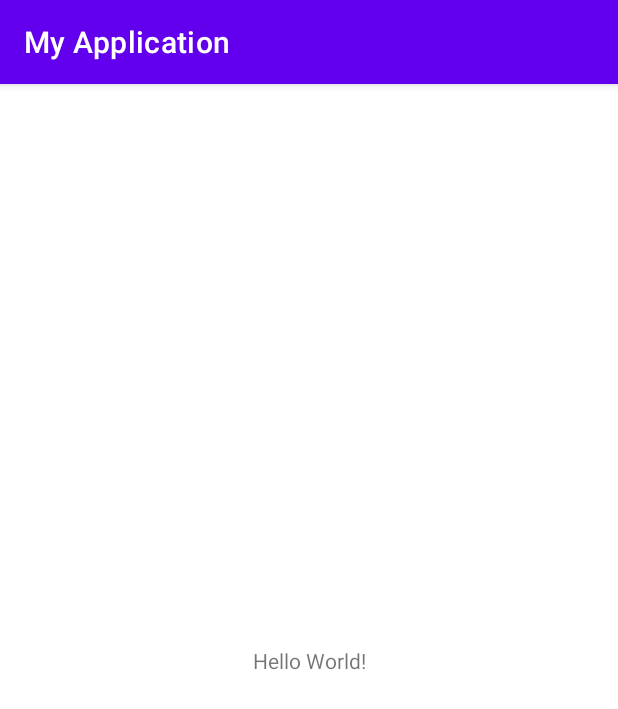
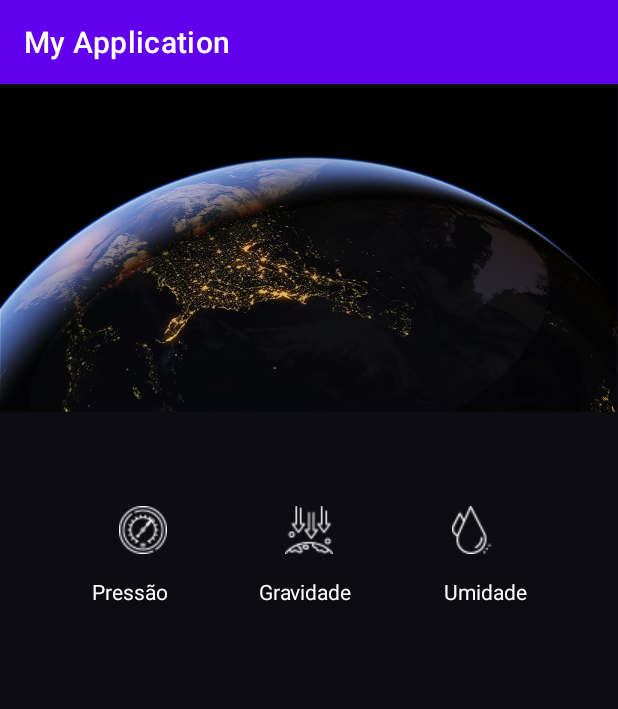
Before and after one commit to rafaellaevboff/SensoresAndroid, an Android app: the screen it shows after launch (MainActivity), on a phone screen of 412 x 824 dp. Shown: the top 709 px of the screen. Run offline under Robolectric (Android 15) with nearby library versions, the phone set to English and light mode, and no system bars; 2 statements that could not run were skipped.

Commit message:
Cria tela do app

```diff
--- a/app/src/main/res/layout/activity_main.xml
+++ b/app/src/main/res/layout/activity_main.xml
@@ -4,15 +4,117 @@
     xmlns:tools="http://schemas.android.com/tools"
     android:layout_width="match_parent"
     android:layout_height="match_parent"
+    android:background="#000000"
+    android:backgroundTint="#0D0C12"
     tools:context=".MainActivity">
 
     <TextView
+        android:id="@+id/valorPressao"
         android:layout_width="wrap_content"
         android:layout_height="wrap_content"
-        android:text="Hello World!"
-        app:layout_constraintBottom_toBottomOf="parent"
+        android:layout_marginTop="16dp"
+        android:textColor="#FFFFFF"
+        app:layout_constraintEnd_toStartOf="@+id/valorGravidade"
+        app:layout_constraintHorizontal_bias="0.5"
+        app:layout_constraintStart_toStartOf="parent"
+        app:layout_constraintTop_toBottomOf="@+id/textView" />
+
+    <TextView
+        android:id="@+id/pressao"
+        android:layout_width="wrap_content"
+        android:layout_height="wrap_content"
+        android:layout_marginTop="15dp"
+        android:text="Gravidade"
+        android:textColor="#FFFFFF"
+        app:layout_constraintEnd_toStartOf="@+id/umidade"
+        app:layout_constraintHorizontal_bias="0.5"
+        app:layout_constraintStart_toEndOf="@+id/textView"
+        app:layout_constraintTop_toBottomOf="@+id/terraSetas" />
+
+    <TextView
+        android:id="@+id/valorUmidade"
+        android:layout_width="wrap_content"
+        android:layout_height="wrap_content"
+        android:layout_marginTop="16dp"
+        android:textColor="#FFFFFF"
         app:layout_constraintEnd_toEndOf="parent"
+        app:layout_constraintHorizontal_bias="0.5"
+        app:layout_constraintStart_toEndOf="@+id/valorGravidade"
+        app:layout_constraintTop_toBottomOf="@+id/umidade" />
+
+    <TextView
+        android:id="@+id/textView"
+        android:layout_width="wrap_content"
+        android:layout_height="wrap_content"
+        android:layout_marginTop="15dp"
+        android:text="Pressão"
+        android:textColor="#FFFFFF"
+        app:layout_constraintEnd_toStartOf="@+id/pressao"
+        app:layout_constraintHorizontal_bias="0.5"
         app:layout_constraintStart_toStartOf="parent"
-        app:layout_constraintTop_toTopOf="parent" />
+        app:layout_constraintTop_toBottomOf="@+id/barometro" />
+
+    <TextView
+        android:id="@+id/umidade"
+        android:layout_width="wrap_content"
+        android:layout_height="wrap_content"
+        android:layout_marginTop="15dp"
+        android:text="Umidade"
+        android:textColor="#FFFFFF"
+        app:layout_constraintEnd_toEndOf="parent"
+        app:layout_constraintHorizontal_bias="0.5"
+        app:layout_constraintStart_toEndOf="@+id/pressao"
+        app:layout_constraintTop_toBottomOf="@+id/gotas" />
+
+    <TextView
+        android:id="@+id/valorGravidade"
+        android:layout_width="wrap_content"
+        android:layout_height="wrap_content"
+        android:layout_marginTop="16dp"
+        android:textColor="#FFFFFF"
+        app:layout_constraintEnd_toStartOf="@+id/valorUmidade"
+        app:layout_constraintHorizontal_bias="0.5"
+        app:layout_constraintStart_toEndOf="@+id/valorPressao"
+        app:layout_constraintTop_toBottomOf="@+id/pressao" />
+
+    <ImageView
+        android:id="@+id/barometro"
+        android:layout_width="wrap_content"
+        android:layout_height="wrap_content"
+        app:layout_constraintEnd_toStartOf="@+id/terraSetas"
+        app:layout_constraintHorizontal_bias="0.5"
+        app:layout_constraintStart_toStartOf="parent"
+        app:layout_constraintTop_toTopOf="@+id/terraSetas"
+        app:srcCompat="@drawable/barometro" />
+
+    <ImageView
+        android:id="@+id/terraSetas"
+        android:layout_width="wrap_content"
+        android:layout_height="wrap_content"
+        android:layout_marginTop="60dp"
+        app:layout_constraintEnd_toStartOf="@+id/gotas"
+        app:layout_constraintHorizontal_bias="0.5"
+        app:layout_constraintStart_toEndOf="@+id/barometro"
+        app:layout_constraintTop_toBottomOf="@+id/imageView6"
+        app:srcCompat="@drawable/gravidade" />
+
+    <ImageView
+        android:id="@+id/gotas"
+        android:layout_width="wrap_content"
+        android:layout_height="wrap_content"
+        app:layout_constraintEnd_toEndOf="parent"
+        app:layout_constraintHorizontal_bias="0.5"
+        app:layout_constraintStart_toEndOf="@+id/terraSetas"
+        app:layout_constraintTop_toTopOf="@+id/terraSetas"
+        app:srcCompat="@drawable/umidade" />
+
+    <ImageView
+        android:id="@+id/imageView6"
+        android:layout_width="411dp"
+        android:layout_height="221dp"
+        app:layout_constraintStart_toStartOf="parent"
+        app:layout_constraintTop_toTopOf="parent"
+        app:srcCompat="@drawable/earth" />
+
 
 </androidx.constraintlayout.widget.ConstraintLayout>
```
